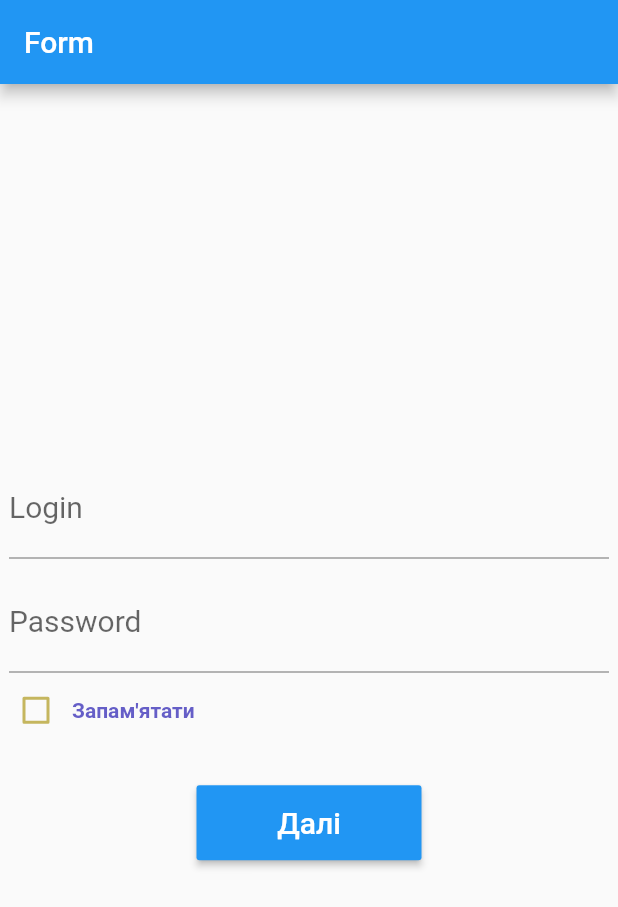
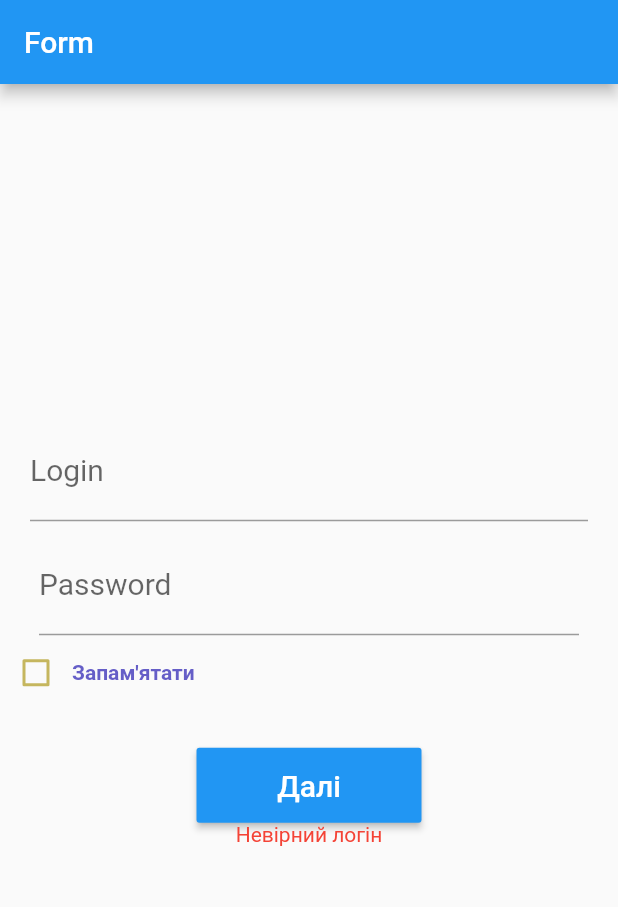
Before and after one commit to evgenijsd/flutter_application, a Flutter app: the screen it shows after launch, after a tap on "Далі", on a phone screen of 412 x 824 dp. Shown: the top 907 px of the screen. Run offline on Flutter 3.47's test engine with Material 2 defaults, Android fonts, the phone set to English and light mode, and no system bars; our stand-ins replace shared_preferences, splashscreen.

Commit message:
Added loginization check and automatic input

```diff
--- a/lib/main.dart
+++ b/lib/main.dart
@@ -1,9 +1,12 @@
 // ignore_for_file: import_of_legacy_library_into_null_safe
 
 import 'package:flutter/material.dart';
+import 'package:shared_preferences/shared_preferences.dart';
 import 'package:splashscreen/splashscreen.dart';
 
 void main() {
+  WidgetsFlutterBinding.ensureInitialized();
+
   runApp(const MyApp());
 }
 
@@ -21,8 +24,7 @@ class MyApp extends StatelessWidget {
       ),
       home: SplashScreen(
         seconds: 3,
-        navigateAfterSeconds: const MyFormPage(
-            title: 'Form'), //const MyHomePage(title: 'Flutter Demo Home Page'),
+        navigateAfterSeconds: const MyFormPage(title: 'Form'),
         title: const Text(
           'SplashScreen',
           style: TextStyle(
@@ -33,6 +35,8 @@ class MyApp extends StatelessWidget {
     );
   }
 }
+
+getdata() async {}
 
 class MyFormPage extends StatefulWidget {
   const MyFormPage({super.key, required this.title});
@@ -46,7 +50,45 @@ class MyFormPage extends StatefulWidget {
 class _MyFormPageState extends State<MyFormPage> {
   final _sizeTextBlack = const TextStyle(fontSize: 20.0, color: Colors.black);
   final _sizeTextWhite = const TextStyle(fontSize: 20.0, color: Colors.white);
+  final _errorText = const TextStyle(color: Colors.red);
   bool _rememberMe = false;
+  static const loginKey = 'login';
+  static const passwordKey = 'password';
+  static const rememberKey = 'remember';
+  String _login = '';
+  String _password = '';
+  String _error = '';
+
+  @override
+  void initState() {
+    super.initState();
+    _initLogin();
+  }
+
+  Future _initLogin() async {
+    await _getLogin();
+  }
+
+  Future _setLogin() async {
+    var prefs = await SharedPreferences.getInstance();
+    prefs.setString(loginKey, _login);
+    prefs.setString(passwordKey, _password);
+    prefs.setBool(rememberKey, _rememberMe);
+  }
+
+  Future _getLogin() async {
+    var prefs = await SharedPreferences.getInstance();
+    _login = prefs.getString(loginKey) ?? '';
+    _password = prefs.getString(passwordKey) ?? '';
+    _rememberMe = prefs.getBool(rememberKey) ?? false;
+    if (_login == "admin" && _password == "123456" && _rememberMe) {
+      // ignore: use_build_context_synchronously
+      Navigator.push(
+          context,
+          MaterialPageRoute(
+              builder: (context) => const MyHomePage(title: 'Second Page')));
+    }
+  }
 
   @override
   Widget build(BuildContext context) {
@@ -58,21 +100,34 @@ class _MyFormPageState extends State<MyFormPage> {
           child: Column(
         mainAxisAlignment: MainAxisAlignment.center,
         children: <Widget>[
-          SizedBox(
-            width: 400.0,
-            child: TextFormField(
-              decoration: const InputDecoration(labelText: "Login"),
-              keyboardType: TextInputType.emailAddress,
-              style: _sizeTextBlack,
+          Padding(
+            padding: const EdgeInsets.only(left: 20.0, right: 20.0),
+            child: SizedBox(
+              width: 400.0,
+              child: TextFormField(
+                decoration: const InputDecoration(labelText: "Login"),
+                keyboardType: TextInputType.emailAddress,
+                style: _sizeTextBlack,
+                onChanged: (text) {
+                  setState(() {
+                    _login = text;
+                  });
+                },
+              ),
             ),
           ),
           Container(
             width: 400.0,
-            padding: const EdgeInsets.only(top: 10.0),
+            padding: const EdgeInsets.only(top: 10.0, left: 20.0, right: 20.0),
             child: TextFormField(
               decoration: const InputDecoration(labelText: "Password"),
               obscureText: true,
               style: _sizeTextBlack,
+              onChanged: (text) {
+                setState(() {
+                  _password = text;
+                });
+              },
             ),
           ),
           SizedBox(
@@ -107,13 +162,39 @@ class _MyFormPageState extends State<MyFormPage> {
               color: Theme.of(context).colorScheme.secondary,
               height: 50.0,
               minWidth: 150.0,
-              onPressed: () {},
+              onPressed: () {
+                if (_login.compareTo("admin") == 0 &&
+                    _password.compareTo("123456") == 0) {
+                  setState(() {
+                    _error = '';
+                  });
+                  _setLogin();
+                  Navigator.push(
+                      context,
+                      MaterialPageRoute(
+                          builder: (context) =>
+                              const MyHomePage(title: 'Second Page')));
+                } else {
+                  setState(() {
+                    _error = 'Невірний логін';
+                  });
+                }
+              },
               child: Text(
                 "Далі",
                 style: _sizeTextWhite,
               ),
             ),
-          )
+          ),
+          Center(
+            child: SizedBox(
+              height: 50.0,
+              child: Text(
+                _error,
+                style: _errorText,
+              ),
+            ),
+          ),
         ],
       )),
     );
@@ -130,14 +211,6 @@ class MyHomePage extends StatefulWidget {
 }
 
 class _MyHomePageState extends State<MyHomePage> {
-  int _counter = 0;
-
-  void _incrementCounter() {
-    setState(() {
-      _counter++;
-    });
-  }
-
   @override
   Widget build(BuildContext context) {
     return Scaffold(
@@ -148,24 +221,13 @@ class _MyHomePageState extends State<MyHomePage> {
         child: Column(
           mainAxisAlignment: MainAxisAlignment.center,
           children: <Widget>[
-            const Text(
-              'Hello World',
-            ),
-            const Text(
-              'You have pushed the button this many times:',
-            ),
             Text(
-              '$_counter',
+              'Вітаю',
               style: Theme.of(context).textTheme.headline4,
             ),
           ],
         ),
       ),
-      floatingActionButton: FloatingActionButton(
-        onPressed: _incrementCounter,
-        tooltip: 'Increment',
-        child: const Icon(Icons.add),
-      ),
     );
   }
 }
--- a/pubspec.yaml
+++ b/pubspec.yaml
@@ -37,6 +37,9 @@ dependencies:
   # Use with the CupertinoIcons class for iOS style icons.
   cupertino_icons: ^1.0.2
   splashscreen: ^1.3.5
+  shared_preferences: ^2.0.15
+  hive: ^2.2.3
+  hive_flutter: ^1.1.0
 
 dev_dependencies:
   flutter_test:
```
Also changed, not shown: pubspec.lock, 1 other file.
